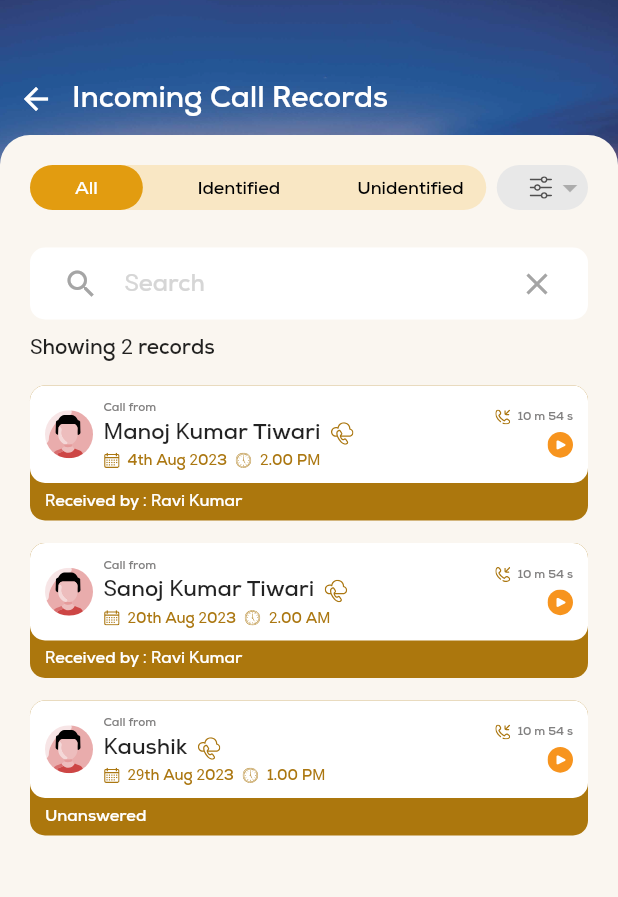
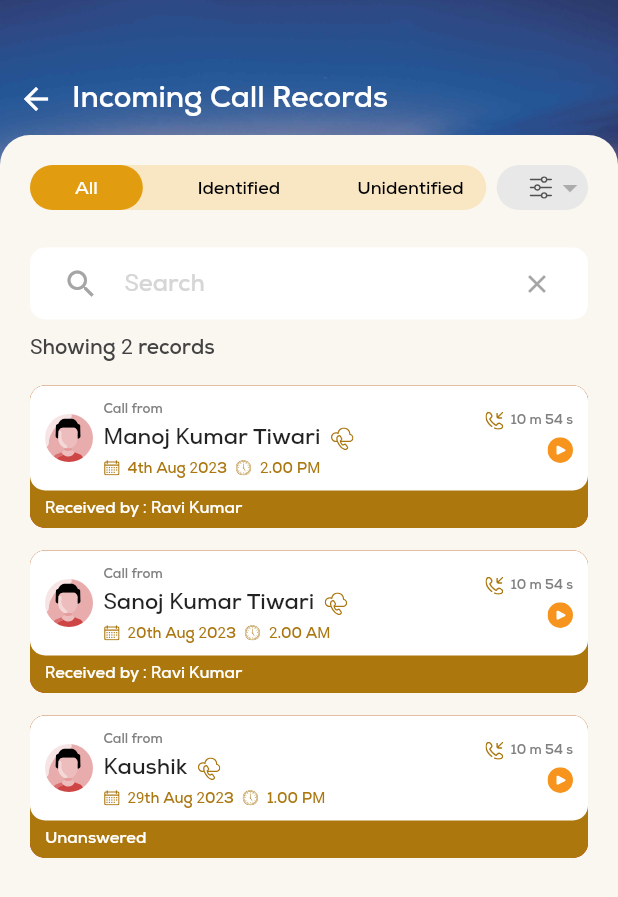
Before and after one commit to vikaspizone/leads, a Flutter app: the IncomingCallView screen opened by its route, on a phone screen of 412 x 824 dp. Shown: the top 897 px of the screen. Run offline on Flutter 3.47's test engine with Material 2 defaults, Android fonts, the phone set to English and light mode, and no system bars; drawn by our look-alikes of flutter_slidable; our stand-ins replace fl_chart, flip_card, flutter_svg, stacked, stacked_services, stacked_shared and 1 more.

Commit message:
fix incoming call ui issue

```diff
--- a/lib/ui/views/home/home_view.dart
+++ b/lib/ui/views/home/home_view.dart
@@ -23,12 +23,6 @@ class HomeView extends StackedView<HomeViewModel> {
   ) {
     return Scaffold(
       bottomNavigationBar: const BottomBar(),
-      appBar: AppBar(
-        systemOverlayStyle: const SystemUiOverlayStyle(
-            statusBarColor: Color.fromARGB(255, 158, 99, 58)),
-        elevation: 0,
-        toolbarHeight: 0,
-      ),
       body: Container(
         height: double.infinity,
         decoration: BoxDecoration(
@@ -37,7 +31,7 @@ class HomeView extends StackedView<HomeViewModel> {
         ),
         child: Column(
           children: [
-            //app bar
+            verticalSpaceMedium,
             renderCustomAppBar(),
             verticalSpaceSmall,
             Expanded(
--- a/lib/ui/views/incoming_call/call_detail_card.dart
+++ b/lib/ui/views/incoming_call/call_detail_card.dart
@@ -25,7 +25,7 @@ class CallDetailCard extends StatelessWidget {
     return Stack(
       children: [
         Container(
-          height: 90,
+          height: 95,
           alignment: Alignment.bottomLeft,
           padding: const EdgeInsets.symmetric(horizontal: 10, vertical: 5),
           decoration: BoxDecoration(
@@ -36,7 +36,7 @@ class CallDetailCard extends StatelessWidget {
               style: const TextStyle(color: Colors.white, fontSize: 11)),
         ),
         Container(
-          height: 65,
+          height: 70,
           padding: const EdgeInsets.all(10),
           decoration: BoxDecoration(
               borderRadius: BorderRadius.circular(10), color: Colors.white),
@@ -49,7 +49,7 @@ class CallDetailCard extends StatelessWidget {
                 mainAxisAlignment: MainAxisAlignment.spaceBetween,
                 children: [
                   const Text('Call from',
-                      style: TextStyle(fontSize: 8, color: Color(0xFF818080))),
+                      style: TextStyle(fontSize: 9, color: Color(0xFF818080))),
                   Row(
                     children: [
                       Text(personName, style: const TextStyle(fontSize: 15)),
@@ -92,11 +92,14 @@ class CallDetailCard extends StatelessWidget {
                       Row(
                         mainAxisAlignment: MainAxisAlignment.end,
                         children: [
-                          SvgPicture.asset(Images().incomingCallIcon),
+                          SvgPicture.asset(
+                            Images().incomingCallIcon,
+                            height: 12,
+                          ),
                           horizontalSpaceTiny,
                           Text(callDuration,
                               style: const TextStyle(
-                                  fontSize: 8, color: Color(0xFF818080)))
+                                  fontSize: 9, color: Color(0xFF818080)))
                         ],
                       ),
                       verticalSpaceTiny,
--- a/lib/ui/views/incoming_call/incoming_call_view.dart
+++ b/lib/ui/views/incoming_call/incoming_call_view.dart
@@ -79,7 +79,10 @@ class IncomingCallView extends StackedView<IncomingCallViewModel>
                       verticalSpaceSmall,
                       const Text(
                         'Showing 2 records',
-                        style: TextStyle(fontFamily: 'Nexa-Bold'),
+                        style: TextStyle(
+                            fontFamily: 'Nexa-Bold',
+                            color: Color.fromARGB(255, 67, 67, 67),
+                            fontWeight: FontWeight.w400),
                       ),
                       verticalSpaceTiny,
                       Expanded(
@@ -91,6 +94,13 @@ class IncomingCallView extends StackedView<IncomingCallViewModel>
                           itemBuilder: (context, index) {
                             return Container(
                               margin: const EdgeInsets.only(bottom: 15),
+                              child: Container(
+                                decoration: BoxDecoration(
+                                  color: const Color.fromARGB(255, 196, 22, 28),
+                                  borderRadius: BorderRadius.circular(
+                                    10,
+                                  ),
+                                ),
                                 child: SlidableTile(
                                   action: [
                                     Expanded(
@@ -108,20 +118,21 @@ class IncomingCallView extends StackedView<IncomingCallViewModel>
                                           children: [
                                             SvgPicture.asset(
                                               'assets/incoming-call-icons/discard-icon.svg',
-                                            height: 15,
+                                              height: 20,
                                             ),
                                             const Text(
                                               'Disqualify',
                                               style: TextStyle(
                                                   color: Colors.white,
-                                                fontSize: 10),
+                                                  fontSize: 12),
                                             )
                                           ]),
                                     )),
                                     Expanded(
                                         child: Container(
                                       decoration: const BoxDecoration(
-                                      color: Color.fromARGB(255, 245, 148, 30),
+                                        color:
+                                            Color.fromARGB(255, 245, 148, 30),
                                         borderRadius: BorderRadius.only(
                                           topRight: Radius.circular(10),
                                           bottomRight: Radius.circular(10),
@@ -133,14 +144,14 @@ class IncomingCallView extends StackedView<IncomingCallViewModel>
                                           children: [
                                             SvgPicture.asset(
                                               'assets/incoming-call-icons/check-icon.svg',
-                                            height: 15,
+                                              height: 20,
                                             ),
                                             verticalSpaceTiny,
                                             const Text(
                                               'Create\nProspect',
                                               style: TextStyle(
                                                   color: Colors.white,
-                                                fontSize: 10),
+                                                  fontSize: 12),
                                               textAlign: TextAlign.center,
                                             )
                                           ]),
@@ -157,6 +168,7 @@ class IncomingCallView extends StackedView<IncomingCallViewModel>
                                     visitDate:
                                         viewModel.leadsList[index].visitDate,
                                     status: viewModel.leadsList[index].status,
+                                  ),
                                 ),
                               ),
                             );
@@ -281,7 +293,10 @@ class IncomingCallView extends StackedView<IncomingCallViewModel>
                 child: Row(
                   mainAxisAlignment: MainAxisAlignment.end,
                   children: [
-                    SvgPicture.asset(Images().menuIcon),
+                    SvgPicture.asset(
+                      Images().menuIcon,
+                      color: const Color.fromARGB(255, 80, 80, 80),
+                    ),
                     const Icon(Icons.arrow_drop_down, color: Colors.black26)
                   ],
                 ),
--- a/lib/widgets/input.dart
+++ b/lib/widgets/input.dart
@@ -46,6 +46,7 @@ class Input extends StatelessWidget {
               },
               icon: const Icon(
                 Icons.close,
+                size: 20,
                 color: Color.fromARGB(255, 165, 165, 165),
               ))
         ],
```
Lines whose indentation alone changed are shown as unchanged.
